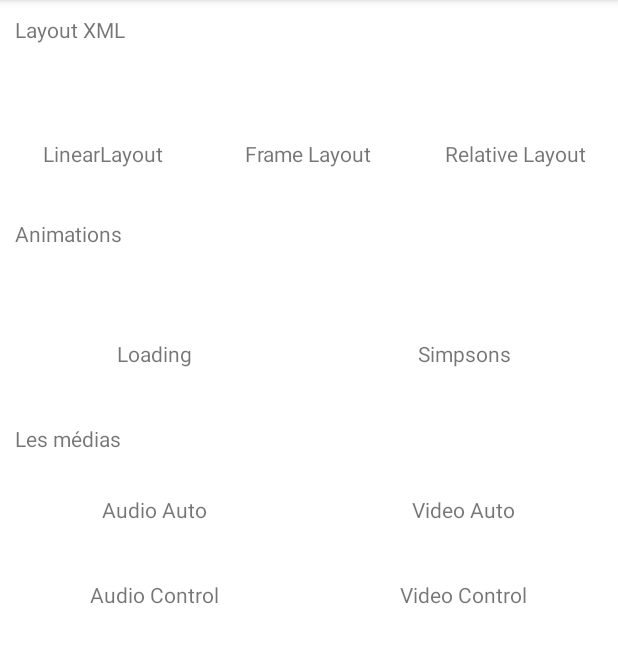
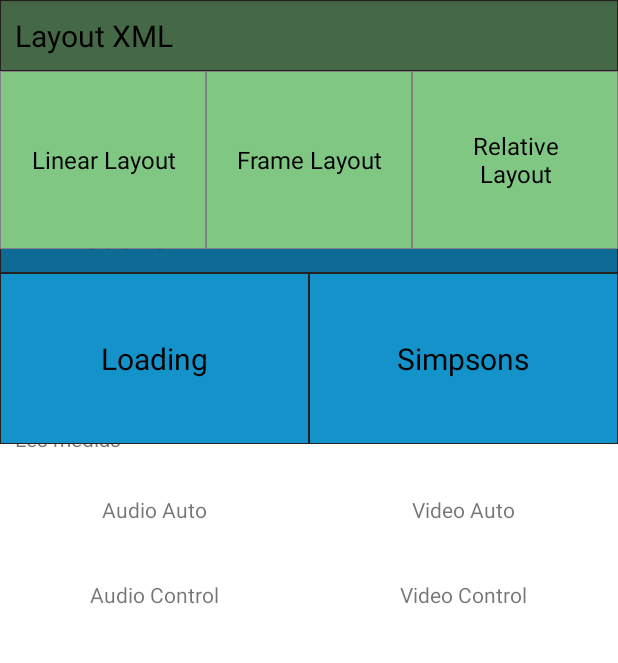
Before and after one commit to Kon-Tact/Snippets, an Android app: the screen it shows after launch (A0_AccueilActivity), on a phone screen of 412 x 824 dp, the part 84-747 px from its top. Run offline under Robolectric (Android 15) with nearby library versions, the light colour scheme and no system bars; 7 statements that could not run were skipped.

Commit message:
First Commit

```diff
--- a/app/src/main/AndroidManifest.xml
+++ b/app/src/main/AndroidManifest.xml
@@ -11,6 +11,9 @@
         android:supportsRtl="true"
         android:theme="@style/Theme.Snippets"
         tools:targetApi="31">
+        <activity
+            android:name=".A13_RelativeLayoutXml"
+            android:exported="false" />
         <activity
             android:name=".a4_media.A41_Audio_Auto"
             android:exported="false" />
--- /dev/null
+++ b/app/src/main/res/drawable/a0_shape_accueil_a1animation_element.xml
@@ -0,0 +1,6 @@
+<?xml version="1.0" encoding="utf-8"?>
+<shape xmlns:android="http://schemas.android.com/apk/res/android"
+    android:shape="rectangle">
+    <solid android:color="#1493CA"/>
+    <stroke android:color="#242020" android:width="0.3dp"/>
+</shape>
--- /dev/null
+++ b/app/src/main/res/drawable/a0_shape_accueil_a1animation_head.xml
@@ -0,0 +1,7 @@
+<?xml version="1.0" encoding="utf-8"?>
+<shape xmlns:android="http://schemas.android.com/apk/res/android"
+    android:shape="rectangle">
+    <solid android:color="#0D6B95">
+    </solid>
+    <stroke android:color="#242020" android:width="0.3dp"/>
+</shape>
--- /dev/null
+++ b/app/src/main/res/drawable/a0_shape_accueil_a1layout_xml_head.xml
@@ -0,0 +1,6 @@
+<?xml version="1.0" encoding="utf-8"?>
+<shape xmlns:android="http://schemas.android.com/apk/res/android"
+    android:shape="rectangle">
+    <solid android:color="#81C784"/>
+    <stroke android:color="#808080" android:width="0.5dp"/>
+</shape>
--- /dev/null
+++ b/app/src/main/res/drawable/a0_shape_accueil_a1layout_xml_titre.xml
@@ -0,0 +1,6 @@
+<?xml version="1.0" encoding="utf-8"?>
+<shape xmlns:android="http://schemas.android.com/apk/res/android"
+    android:shape="rectangle">
+    <solid android:color="#456846"/>
+    <stroke android:color="#242020" android:width="0.3dp"/>
+</shape>
--- /dev/null
+++ b/app/src/main/res/drawable/a13_shape_blue_tile.xml
@@ -0,0 +1,6 @@
+<?xml version="1.0" encoding="utf-8"?>
+<shape xmlns:android="http://schemas.android.com/apk/res/android"
+    android:shape="rectangle">
+    <solid android:color="#3F51B5"/>
+    <stroke android:color="#242020" android:width="1dp"/>
+</shape>
--- /dev/null
+++ b/app/src/main/res/drawable/a13_shape_grey_tile.xml
@@ -0,0 +1,6 @@
+<?xml version="1.0" encoding="utf-8"?>
+<shape xmlns:android="http://schemas.android.com/apk/res/android"
+    android:shape="rectangle">
+    <solid android:color="#878787"/>
+    <stroke android:color="#242020" android:width="1dp"/>
+</shape>
--- /dev/null
+++ b/app/src/main/res/drawable/a13_shape_ocean_blue_tile.xml
@@ -0,0 +1,6 @@
+<?xml version="1.0" encoding="utf-8"?>
+<shape xmlns:android="http://schemas.android.com/apk/res/android"
+    android:shape="rectangle">
+    <solid android:color="#00BCD4"/>
+    <stroke android:color="#242020" android:width="1dp"/>
+</shape>
--- /dev/null
+++ b/app/src/main/res/drawable/a13_shape_red_tile.xml
@@ -0,0 +1,6 @@
+<?xml version="1.0" encoding="utf-8"?>
+<shape xmlns:android="http://schemas.android.com/apk/res/android"
+    android:shape="rectangle">
+    <solid android:color="#FF0000"/>
+    <stroke android:color="#242020" android:width="1dp"/>
+</shape>
--- /dev/null
+++ b/app/src/main/res/drawable/a13_shape_white_tile.xml
@@ -0,0 +1,6 @@
+<?xml version="1.0" encoding="utf-8"?>
+<shape xmlns:android="http://schemas.android.com/apk/res/android"
+    android:shape="rectangle">
+    <solid android:color="#FFFFFF"/>
+    <stroke android:color="#242020" android:width="1dp"/>
+</shape>
--- /dev/null
+++ b/app/src/main/res/drawable/a13_shape_yellow_tile.xml
@@ -0,0 +1,6 @@
+<?xml version="1.0" encoding="utf-8"?>
+<shape xmlns:android="http://schemas.android.com/apk/res/android"
+    android:shape="rectangle">
+    <solid android:color="#FFEB3B"/>
+    <stroke android:color="#242020" android:width="1dp"/>
+</shape>
--- a/app/src/main/res/layout/a0_activity_accueil.xml
+++ b/app/src/main/res/layout/a0_activity_accueil.xml
@@ -11,8 +11,11 @@
         android:id="@+id/layout"
         android:layout_width="match_parent"
         android:layout_height="wrap_content"
+        android:background="@drawable/a0_shape_accueil_a1layout_xml_titre"
         android:padding="10dp"
         android:text="Layout XML"
+        android:textColor="#000000"
+        android:textSize="20sp"
         app:layout_constraintBottom_toBottomOf="parent"
         app:layout_constraintTop_toTopOf="parent"
         app:layout_constraintVertical_bias="0.0"
@@ -22,8 +25,11 @@
         android:id="@+id/animations"
         android:layout_width="match_parent"
         android:layout_height="wrap_content"
+        android:background="@drawable/a0_shape_accueil_a1animation_head"
         android:padding="10dp"
         android:text="Animations"
+        android:textColor="#000000"
+        android:textSize="20sp"
         app:layout_constraintBottom_toBottomOf="parent"
         app:layout_constraintStart_toStartOf="parent"
         app:layout_constraintTop_toTopOf="parent"
@@ -47,10 +53,13 @@
         android:layout_width="0dp"
         android:layout_height="0dp"
         android:layout_marginBottom="602dp"
+        android:background="@drawable/a0_shape_accueil_a1layout_xml_head"
         android:gravity="center"
         android:padding="15dp"
-        android:text="LinearLayout"
+        android:text="Linear Layout"
         android:textAlignment="center"
+        android:textColor="#000000"
+        android:textSize="16sp"
         app:layout_constraintBottom_toBottomOf="parent"
         app:layout_constraintEnd_toStartOf="@+id/frameLayout"
         app:layout_constraintStart_toStartOf="@+id/layout"
@@ -60,12 +69,14 @@
         android:id="@+id/loading"
         android:layout_width="0dp"
         android:layout_height="0dp"
-        android:layout_marginEnd="1dp"
         android:layout_marginBottom="472dp"
+        android:background="@drawable/a0_shape_accueil_a1animation_element"
         android:gravity="center"
         android:padding="15dp"
         android:text="Loading"
         android:textAlignment="center"
+        android:textColor="#000000"
+        android:textSize="20sp"
         app:layout_constraintBottom_toBottomOf="parent"
         app:layout_constraintEnd_toStartOf="@+id/simpsons"
         app:layout_constraintStart_toStartOf="parent"
@@ -131,10 +142,13 @@
         android:layout_width="0dp"
         android:layout_height="0dp"
         android:layout_marginBottom="472dp"
+        android:background="@drawable/a0_shape_accueil_a1animation_element"
         android:gravity="center"
         android:padding="15dp"
         android:text="Simpsons"
         android:textAlignment="center"
+        android:textColor="#000000"
+        android:textSize="20sp"
         app:layout_constraintBottom_toBottomOf="parent"
         app:layout_constraintEnd_toEndOf="parent"
         app:layout_constraintStart_toEndOf="@+id/loading"
@@ -144,11 +158,13 @@
         android:id="@+id/frameLayout"
         android:layout_width="0dp"
         android:layout_height="0dp"
-        android:layout_marginEnd="1dp"
+        android:background="@drawable/a0_shape_accueil_a1layout_xml_head"
         android:gravity="center"
         android:padding="15dp"
         android:text="Frame Layout"
         android:textAlignment="center"
+        android:textColor="#000000"
+        android:textSize="16sp"
         app:layout_constraintBottom_toBottomOf="@+id/linearLayout"
         app:layout_constraintEnd_toStartOf="@+id/relativeLayout"
         app:layout_constraintStart_toEndOf="@+id/linearLayout"
@@ -159,10 +175,13 @@
         android:id="@+id/relativeLayout"
         android:layout_width="0dp"
         android:layout_height="0dp"
+        android:background="@drawable/a0_shape_accueil_a1layout_xml_head"
         android:gravity="center"
         android:padding="15dp"
         android:text="Relative Layout"
         android:textAlignment="center"
+        android:textColor="#000000"
+        android:textSize="16sp"
         app:layout_constraintBottom_toBottomOf="@+id/frameLayout"
         app:layout_constraintEnd_toEndOf="parent"
         app:layout_constraintHorizontal_bias="1.0"
--- a/app/src/main/res/layout/activity_a11_1_linear_layout_xml.xml
+++ b/app/src/main/res/layout/activity_a11_1_linear_layout_xml.xml
@@ -41,5 +41,6 @@
         android:layout_width="wrap_content"
         android:layout_height="wrap_content"
         android:layout_gravity="right"
+        android:background="@drawable/goutte_d_eau"
         android:text="Envoyer" />
 </LinearLayout>
```
Also changed, not shown: app/src/main/java/com/example/snippets/a1_layout_xml/A13_RelativeLayoutXml.java (added, +16 -0 lines), app/src/main/res/drawable/goutte_d_eau.xml (added, +32 -0 lines), app/src/main/res/layout/activity_a13_relative_layout_xml.xml (added, +125 -0 lines).
